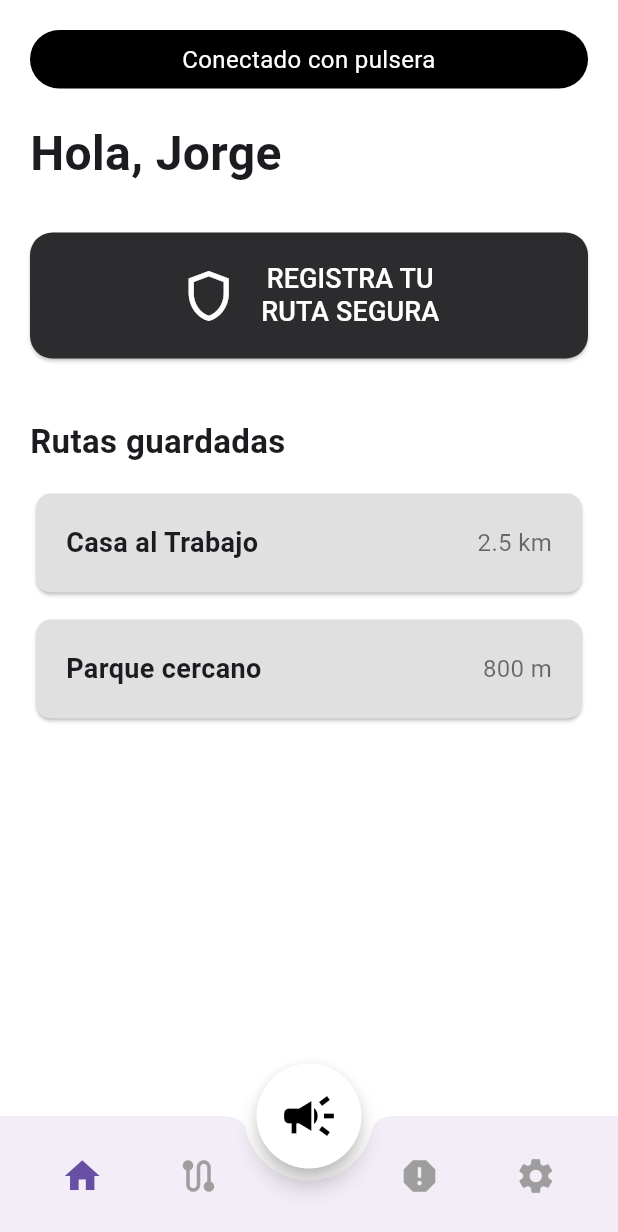
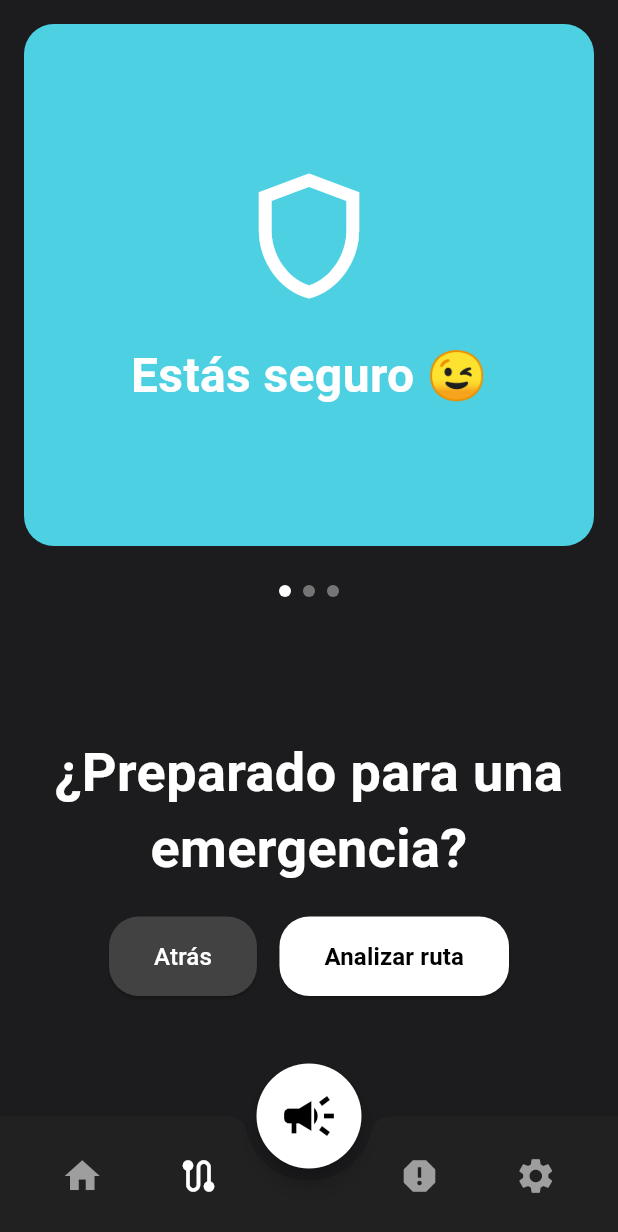
Before and after one commit to JorgeGonzales15/V.I.A_Front, a Flutter app: the screen it shows after launch, on a phone screen of 412 x 824 dp. Shown: the top 1232 px of the screen. Run offline on Flutter 3.47's test engine with Material 3 defaults, Android fonts, the phone set to English and light mode, and no system bars.

Commit message:
feat: pantallas añadidas
Co-Authored-By: Fabrizzio Laguerre <104078801+UwUInspector@users.noreply.github.com>

```diff
--- a/lib/home_screen/home_screend.dart
+++ b/lib/home_screen/home_screend.dart
@@ -9,12 +9,27 @@ class HomeScreen extends StatefulWidget {
 
 class _HomeScreenState extends State<HomeScreen> {
   int _selectedIndex = 0; // Para controlar la pestaña activa del BottomNavBar
-
+  bool _showConnectionStatus = true;
   void _onItemTapped(int index) {
     setState(() {
       _selectedIndex = index;
     });
   }
+@override
+  void initState() {
+    super.initState();
+    // 2. INICIA EL TEMPORIZADOR
+    // Después de 3 segundos, ocultamos la notificación.
+    Future.delayed(const Duration(seconds: 3), () {
+      // Usamos setState para que la UI se reconstruya con el nuevo valor.
+      if (mounted) { // Buena práctica: comprueba que el widget todavía existe.
+        setState(() {
+          _showConnectionStatus = false;
+        });
+      }
+    });
+  }
+
 
   @override
   Widget build(BuildContext context) {
@@ -72,14 +87,12 @@ class _HomeScreenState extends State<HomeScreen> {
 }
 
 Widget _buildConnectionStatus() {
-  // En un caso real, esta visibilidad dependería del estado de la conexión
-  bool isConnected = true;
-
-  // Semantics para agrupar y describir la notificación
-  return Semantics(
-    label: "Notificación: Conectado con la pulsera",
-    child: isConnected
-        ? Container(
+return AnimatedOpacity(
+      // La opacidad será 1 (visible) o 0 (invisible) según el estado
+      opacity: _showConnectionStatus ? 1.0 : 0.0,
+      // Duración de la animación de fade
+      duration: const Duration(milliseconds: 500),
+      child: Container(
         padding: const EdgeInsets.symmetric(vertical: 8, horizontal: 16),
         decoration: BoxDecoration(
           color: Colors.black,
@@ -90,9 +103,7 @@ Widget _buildConnectionStatus() {
           style: TextStyle(color: Colors.white, fontSize: 16),
           textAlign: TextAlign.center,
         ),
-          )
-        // ignore: dead_code
-        : const SizedBox.shrink(), // No muestra nada si no está conectado
+      ),
     );
 }
 
--- a/lib/main.dart
+++ b/lib/main.dart
@@ -1,4 +1,5 @@
 import 'package:flutter/material.dart';
+import 'package:via_2/routes_screen/routes_screen.dart';
 import 'home_screen/home_screend.dart';
 
 void main() {
@@ -18,7 +19,7 @@ class MainApp extends StatelessWidget {
         primarySwatch: Colors.green,
       ),
       // 2. Usa HomeScreen como la pantalla de inicio
-      home: const HomeScreen(),
+      home: const EmergencyScreen(),
     );
   }
 }
--- /dev/null
+++ b/lib/routes_screen/routes_screen.dart
@@ -0,0 +1,240 @@
+import 'package:flutter/material.dart';
+
+class EmergencyScreen extends StatefulWidget {
+  const EmergencyScreen({super.key});
+
+  @override
+  State<EmergencyScreen> createState() => _EmergencyScreenState();
+}
+
+class _EmergencyScreenState extends State<EmergencyScreen> {
+  // Controlador para el PageView, nos permite saber en qué página estamos
+  final PageController _pageController = PageController();
+  int _currentPage = 0;
+
+  // El índice seleccionado para el BottomNavBar. Asumimos que esta es la segunda pantalla (índice 1).
+  final int _selectedIndex = 1;
+
+  @override
+  void initState() {
+    super.initState();
+    // Escuchamos los cambios de página para actualizar el indicador de puntos
+    _pageController.addListener(() {
+      setState(() {
+        _currentPage = _pageController.page!.round();
+      });
+    });
+  }
+
+  @override
+  void dispose() {
+    _pageController.dispose();
+    super.dispose();
+  }
+
+  @override
+  Widget build(BuildContext context) {
+    // Usamos el mismo Scaffold que en HomeScreen para mantener la consistencia
+    return Scaffold(
+      backgroundColor: const Color(0xFF1C1C1E), // Fondo oscuro
+      body: SafeArea(
+        child: Column(
+          children: [
+            // --- Carousel de Tarjetas ---
+            SizedBox(
+              height: 380, // <<--- CAMBIO: Altura aumentada
+              child: PageView(
+                controller: _pageController,
+                children: [
+                  _buildInfoCard(
+                    icon: Icons.shield_outlined,
+                    title: 'Estás seguro 😉',
+                  ),
+                  _buildInfoCard(
+                    content: Column(
+                      mainAxisAlignment: MainAxisAlignment.center,
+                      children: [
+                        const Text('10°', style: TextStyle(color: Colors.white, fontSize: 60, fontWeight: FontWeight.bold)),
+                        const Text('Temperatura ambiental', style: TextStyle(color: Colors.white, fontSize: 25)),
+                        const SizedBox(height: 20),
+                        const Icon(Icons.check_circle, color: Colors.green, size: 40),
+                        const Text('Estado de sensor de sismo', style: TextStyle(color: Colors.white, fontSize: 25)),
+                      ],
+                    ),
+                  ),
+                  _buildInfoCard(
+                    content: Column(
+                      mainAxisAlignment: MainAxisAlignment.center,
+                      crossAxisAlignment: CrossAxisAlignment.center,
+                      children: [
+                          const Text('Soporte', style: TextStyle(color: Colors.white, fontSize: 40, fontWeight: FontWeight.bold)),
+                          const SizedBox(height: 15),
+                          const Text(
+                            'En caso tenga algún inconveniente o duda. Contactar con:',
+                            style: TextStyle(color: Colors.white, fontSize: 25),
+                            textAlign: TextAlign.center,
+                          ),
+                          const SizedBox(height: 10),
+                          const Text(
+                            'xxxxxx@gmail.com',
+                            style: TextStyle(color: Colors.white, fontSize: 16, fontWeight: FontWeight.bold),
+                            textAlign: TextAlign.center,
+                          ),
+                      ],
+                    ),
+                  ),
+                ],
+              ),
+            ),
+            const SizedBox(height: 10),
+            // --- Indicador de Página (los puntos) ---
+            _buildPageIndicator(),
+
+            // --- Contenido Fijo Inferior ---
+            const Spacer(), // Empuja el contenido hacia abajo
+            Center(
+  child: const Text(
+    '¿Preparado para una emergencia?',
+    textAlign: TextAlign.center, // Buena práctica para textos de múltiples líneas
+    style: TextStyle(color: Colors.white, fontSize: 36, fontWeight: FontWeight.bold),
+  ),
+),
+            const SizedBox(height: 20),
+            Row(
+  mainAxisAlignment: MainAxisAlignment.center,
+  children: [
+    ElevatedButton(
+      onPressed: () {},
+      style: ElevatedButton.styleFrom(
+        backgroundColor: Colors.grey.shade800,
+        shape: RoundedRectangleBorder(borderRadius: BorderRadius.circular(20)),
+        // Aumenta el espacio horizontal y vertical dentro del botón
+        padding: const EdgeInsets.symmetric(horizontal: 30, vertical: 15),
+      ),
+      child: const Text(
+        'Atrás',
+        // Opcional: aumenta el tamaño del texto
+        style: TextStyle(color: Colors.white, fontSize: 16),
+      ),
+    ),
+    const SizedBox(width: 15),
+    ElevatedButton(
+      onPressed: () {},
+      style: ElevatedButton.styleFrom(
+        backgroundColor: Colors.white,
+        shape: RoundedRectangleBorder(borderRadius: BorderRadius.circular(20)),
+        // Aumenta el espacio horizontal y vertical dentro del botón
+        padding: const EdgeInsets.symmetric(horizontal: 30, vertical: 15),
+      ),
+      child: const Text(
+        'Analizar ruta',
+        // Opcional: aumenta el tamaño del texto
+        style: TextStyle(color: Colors.black, fontSize: 16, fontWeight: FontWeight.bold),
+      ),
+    ),
+  ],
+),
+            const SizedBox(height: 80), // Espacio para el BottomAppBar
+          ],
+        ),
+      ),
+      // --- Reutilizamos la misma configuración de la barra de navegación ---
+      floatingActionButton: SizedBox(
+        width: 70.0,
+        height: 70.0,
+        child: FloatingActionButton(
+          onPressed: () {},
+          backgroundColor: Colors.white,
+          shape: const CircleBorder(),
+          child: const Icon(Icons.campaign, color: Colors.black, size: 40),
+          tooltip: 'Botón de alerta',
+        ),
+      ),
+      floatingActionButtonLocation: FloatingActionButtonLocation.centerDocked,
+      bottomNavigationBar: BottomAppBar(
+        shape: const CircularNotchedRectangle(),
+        notchMargin: 8.0,
+        color: Colors.grey.shade900,
+        child: Row(
+          mainAxisAlignment: MainAxisAlignment.spaceAround,
+          children: <Widget>[
+            _buildNavItem(icon: Icons.home, label: 'Home', index: 0),
+            _buildNavItem(icon: Icons.route, label: 'Rutas', index: 1),
+            const SizedBox(width: 40),
+            _buildNavItem(icon: Icons.report, label: 'Reportes', index: 2),
+            _buildNavItem(icon: Icons.settings, label: 'Configuración', index: 3),
+          ],
+        ),
+      ),
+    );
+  }
+
+  // --- Widgets Auxiliares ---
+
+  // Widget reutilizable para crear las tarjetas azules
+  Widget _buildInfoCard({String? title, IconData? icon, Widget? content}) {
+  return Padding(
+    padding: const EdgeInsets.all(16.0),
+    child: Container(
+      // Se ajusta el padding para tener más espacio vertical
+      padding: const EdgeInsets.symmetric(vertical: 60, horizontal: 20),
+      decoration: BoxDecoration(
+        color: Colors.cyan.shade300,
+        borderRadius: BorderRadius.circular(20),
+      ),
+      child: Center(
+        child: content ??
+            Column(
+              mainAxisAlignment: MainAxisAlignment.center,
+              children: [
+                if (icon != null) Icon(icon, size: 100, color: Colors.white),
+                if (icon != null) const SizedBox(height: 20),
+                if (title != null)
+                  Text(
+                    title,
+                    style: const TextStyle(
+                        color: Colors.white,
+                        fontSize: 32,
+                        fontWeight: FontWeight.bold),
+                    textAlign: TextAlign.center,
+                  ),
+              ],
+            ),
+      ),
+    ),
+  );
+}
+
+  // Widget para crear los puntos indicadores de la página actual
+  Widget _buildPageIndicator() {
+    return Row(
+      mainAxisAlignment: MainAxisAlignment.center,
+      children: List.generate(3, (index) {
+        return Container(
+          width: 8.0,
+          height: 8.0,
+          margin: const EdgeInsets.symmetric(horizontal: 4.0),
+          decoration: BoxDecoration(
+            shape: BoxShape.circle,
+            color: _currentPage == index ? Colors.white : Colors.grey.shade600,
+          ),
+        );
+      }),
+    );
+  }
+
+  // Widget para los ítems de la barra de navegación
+  Widget _buildNavItem({required IconData icon, required String label, required int index}) {
+    return IconButton(
+      icon: Icon(
+        icon,
+        color: _selectedIndex == index ? Colors.white : Colors.grey,
+        size: 28,
+      ),
+      tooltip: label,
+      onPressed: () {
+        // Aquí iría la lógica de navegación real.
+      },
+    );
+  }
+}
```
Also changed, not shown: lib/reports_screen/reports_creen.dart (added), lib/routes_screen/track_screen.dart (added). Lines whose indentation alone changed are shown as unchanged.
